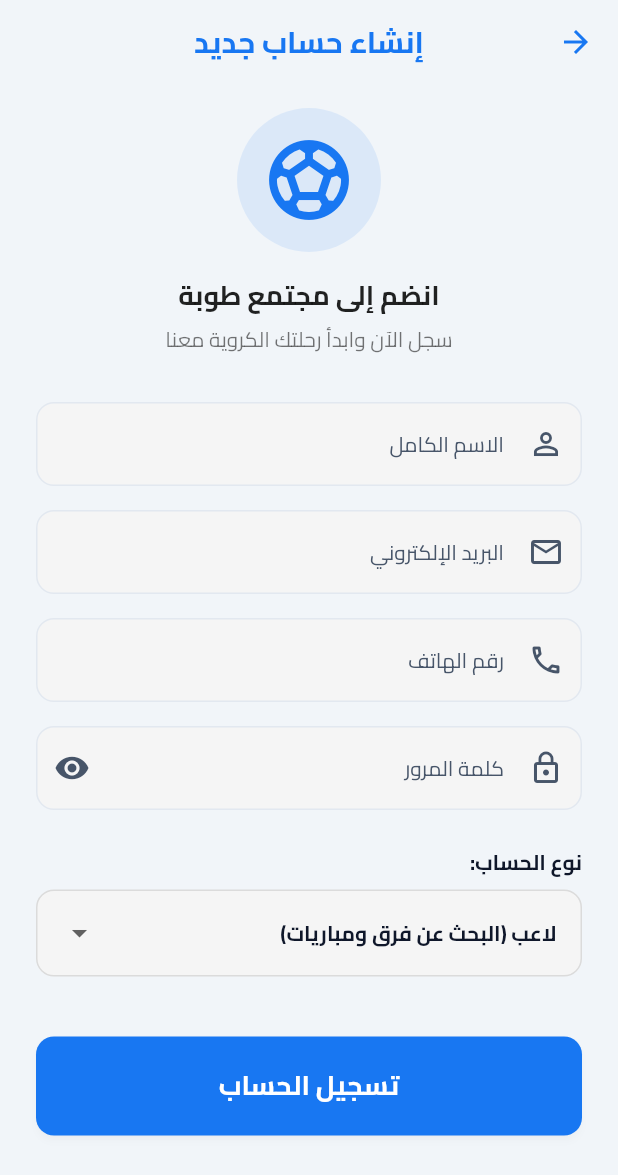
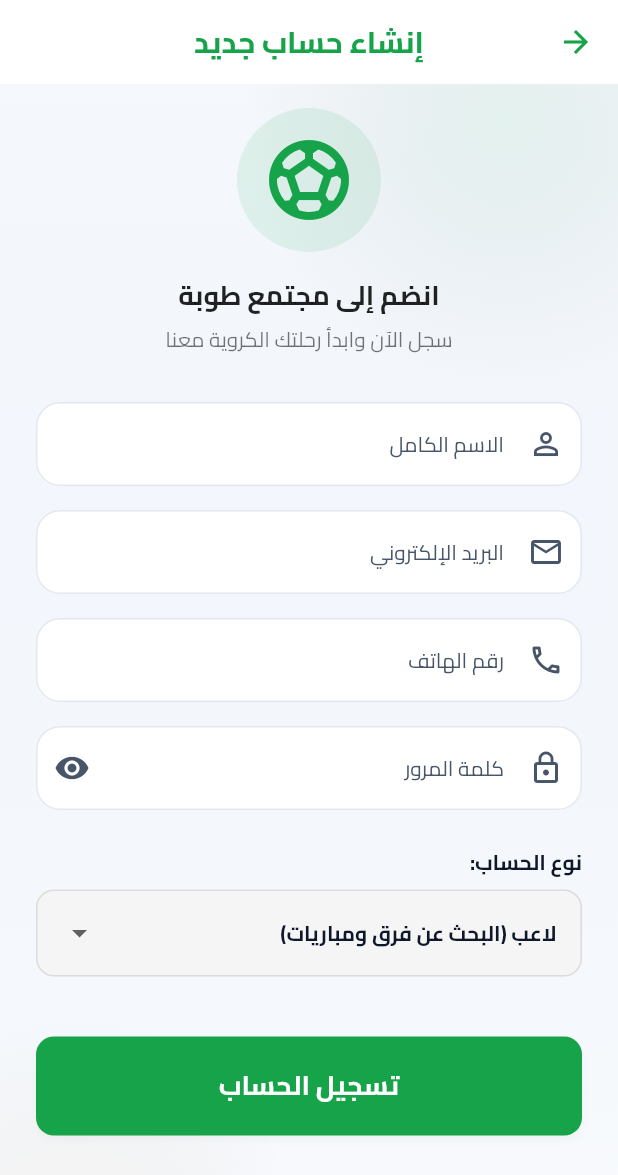
Before and after one commit to Speed3d/touba-app, a Flutter app: the LoginScreen screen opened directly, after a tap on "إنشاء حساب جديد", on a phone screen of 412 x 824 dp. Shown: the top 1175 px of the screen. Run offline on Flutter 3.47's test engine with Material 3 defaults, Android fonts, the phone set to English and light mode, and no system bars; our stand-ins replace cached_network_image, cloud_firestore, cloud_functions, connectivity_plus, equatable, firebase_analytics and 14 more; missing offline and left inert: firebase_app_check; accounts and stored records are empty.

Commit message:
2026_06_30_FootBall_Update

```diff
--- a/lib/app/theme/app_colors.dart
+++ b/lib/app/theme/app_colors.dart
@@ -22,12 +22,13 @@ class AppColors {
 
   //////////////////////////////  اخضر  ///////////////////////////////////
 
-  // الألوان الأساسية - الأزرق المخضر (Primary Teal)
+  // الألوان الأساسية - أخضر الملعب (Primary Green)
   static const Color primaryLight =
-      Color(0xFF1877F2); // أزرق مخضر عميق وحديث (Teal 600)
-  static const Color primaryLightVariant = Color(0xFF0C5EBF); // أزرق مخضر أغمق
+      Color(0xFF16A34A); // أخضر الملعب (Green 600)
+  static const Color primaryLightVariant =
+      Color(0xFF15803D); // أخضر أغمق للحالات النشطة
   static const Color primaryContainer =
-      Color(0xFFE7F0FD); // أزرق مخضر فاتح جداً للخلفيات
+      Color(0xFFDCFCE7); // أخضر فاتح جداً للخلفيات
 
   // اللون الأساسي العام - يُستخدم في Splash Screen والأماكن العامة
   static const Color primary = primaryLight;
@@ -38,18 +39,17 @@ class AppColors {
 
   //////////////////////////////  اخضر  ///////////////////////////////////
   ///
-  // الألوان الثانوية - الأخضر الليموني الحيوي
+  // الألوان الثانوية - ذهبي/كهرماني للبطولات
   static const Color secondaryLight =
-      Color(0xFF84CC16); // أخضر ليموني (Lime 500)
-  static const Color secondaryLightVariant =
-      Color(0xFF65A30D); // ليموني أغمق قليلاً
-  static const Color secondaryContainer = Color(0xFFECFCCB); // ليموني فاتح جداً
+      Color(0xFFD97706); // كهرماني/ذهبي (Amber 600)
+  static const Color secondaryLightVariant = Color(0xFFB45309); // كهرماني أغمق
+  static const Color secondaryContainer =
+      Color(0xFFFEF9C3); // خلفيات للعناصر الذهبية
 
   // ألوان الخلفية - رمادي فاتح نظيف
-  // تم تغيير من F8FAFC إلى F1F5F9 لتحسين التباين وإصلاح مشاكل اللون الأبيض
   static const Color backgroundLight =
-      Color(0xFFF1F5F9); // Slate 100 - أفضل تباين من Slate 50
-  static const Color bgLight = Color(0xFFF1F5F9); // اسم بديل
+      Color(0xFFF8FAFC); // Slate 50 - نظيف وخفيف
+  static const Color bgLight = Color(0xFFF8FAFC); // اسم بديل
   static const Color surfaceLight = Color(0xFFFFFFFF); // أبيض للبطاقات
   static const Color cardLight = Color(0xFFFFFFFF);
 
@@ -99,29 +99,26 @@ class AppColors {
   // ============= Dark Mode Colors =============
 
   //////////////////////////////  اخضر  ///////////////////////////////////
-  // الألوان الأساسية للوضع الليلي - أزرق مخضر ساطع
-  static const Color primaryDark = Color(0xFF4294FF); // Teal 400
-  static const Color primaryDarkVariant = Color(0xFF1877F2);
-  static const Color primaryContainerDark = Color(0xFF0A4A99); // Teal 800
+  // الألوان الأساسية للوضع الليلي - أخضر ساطع
+  static const Color primaryDark = Color(0xFF4ADE80); // Green 400
+  static const Color primaryDarkVariant = Color(0xFF22C55E); // Green 500
+  static const Color primaryContainerDark = Color(0xFF14532D); // Green 900
 
-  // الألوان الثانوية للوضع الليلي - أخضر ليموني نيون
-  static const Color secondaryDark =
-      Color(0xFFA3E635); // Lime 400 (تأثير متوهج)
-  static const Color secondaryDarkVariant = Color(0xFF84CC16);
-  static const Color secondaryContainerDark = Color(0xFF3F6212); // Lime 900
+  // الألوان الثانوية للوضع الليلي - ذهبي ساطع
+  static const Color secondaryDark = Color(0xFFFCD34D); // Amber 300
+  static const Color secondaryDarkVariant = Color(0xFFFBBF24); // Amber 400
+  static const Color secondaryContainerDark = Color(0xFF78350F); // Amber 900
 
-  // ألوان الخلفية للوضع الليلي - أسود داكن جداً (Darker Canvas)
-  static const Color backgroundDark =
-      Color(0xFF09090B); // Zinc 950 (أسود حقيقي تقريباً)
-  static const Color bgDark = Color(0xFF09090B);
-  static const Color surfaceDark =
-      Color(0xFF18181B); // Zinc 900 (أفتح قليلاً للبطاقات)
-  static const Color cardDark = Color(0xFF18181B);
+  // ألوان الخلفية للوضع الليلي - رمادي داكن دافئ (لون ليل الملعب)
+  static const Color backgroundDark = Color(0xFF0C1117);
+  static const Color bgDark = Color(0xFF0C1117);
+  static const Color surfaceDark = Color(0xFF161D27); // طبقة كروت تعلو الخلفية
+  static const Color cardDark = Color(0xFF161D27);
 
   // لون الكارت في الوضع الكلاسيكي الداكن
-  static const Color cardDarkClassic = Color(0xFF18181B);
-  // لون حدود الكارت في الوضع الكلاسيكي الداكن
-  static const Color cardBorderDarkClassic = Color(0xFF27272A);
+  static const Color cardDarkClassic = Color(0xFF161D27);
+  // لون حدود الكارت في الوضع الكلاسيكي الداكن و الكروت المرتفعة
+  static const Color cardBorderDarkClassic = Color(0xFF1E2A38);
 
   // ============= ألوان الوضع الزجاجي الداكن (Dark Glass Mode) =============
   // لون الكارت في الوضع الزجاجي الداكن - رمادي داكن شفاف
@@ -135,16 +132,14 @@ class AppColors {
   static const Color glassOverlayDark = Color(0xFF1E293B);
 
   // ألوان النص للوضع الليلي
-  static const Color textPrimaryDark = Color(0xFFF1F5F9); // Slate 100
-  // تلميح: تم تفتيح الألوان الثانوية للوضع الليلي لضمان التباين العالي وعدم الجهد في القراءة
-  static const Color textSecondaryDark =
-      Color(0xFFE2E8F0); // Slate 200 - لون فضي أنيق للنصوص الثانوية
-  static const Color textHintDark =
-      Color(0xFFCBD5E1); // Slate 300 - لون رمادي فاتح مريح للتلميحات والأيقونات
+  static const Color textPrimaryDark =
+      Color(0xFFF0F6FF); // أبيض مطفي لراحة العين
+  static const Color textSecondaryDark = Color(0xFF94A3B8); // رمادي فضي
+  static const Color textHintDark = Color(0xFF64748B); // Slate 500
 
   // ألوان الحدود للوضع الليلي
-  static const Color borderDark = Color(0xFF334155); // Slate 700
-  static const Color dividerDark = Color(0xFF334155);
+  static const Color borderDark = Color(0xFF1E2A38);
+  static const Color dividerDark = Color(0xFF1E2A38);
 
   // ============= Special Colors =============
   // ألوان التدرج للوضع النهاري - من البنفسجي الفاتح إلى الوردي
@@ -152,16 +147,17 @@ class AppColors {
   // الترتيب: بنفسجي فاتح جداً (أعلى) ← بنفسجي متوسط (وسط) ← وردي فاتح (أسفل)
 
   //////////////////////////////  اخضر  ///////////////////////////////////
+  // التدرجات لم تعد مستخدمة بكثرة، لكن سنحدثها لتتناسب مع درجات الأخضر
   static const List<Color> gradientLight = [
-    Color(0xFFE7F0FD), // Teal 50 - أزرق مخضر فاتح جداً (أعلى)
-    Color(0xFFBBD4F9), // Teal 200 - أزرق مخضر متوسط (وسط)
-    Color(0xFF8CB8F5), // Emerald 200 - أخضر نعناعي فاتح (أسفل) - بدون صفراء
+    Color(0xFFDCFCE7), // Green 50 (أعلى)
+    Color(0xFF86EFAC), // Green 300 (وسط)
+    Color(0xFF4ADE80), // Green 400 (أسفل)
   ];
 
-  // تدرج الوضع الليلي - تدرج أخضر داكن مرئي
+  // تدرج الوضع الليلي - تدرج رمادي وأخضر داكن
   static const List<Color> gradientDark = [
-    Color(0xFF052B5C), // Emerald 900 - أخضر داكن مرئي (أعلى)
-    Color(0xFF031A38), // Teal 950 - أزرق مخضر داكن (أسفل)
+    Color(0xFF14532D), // Green 900 (أعلى)
+    Color(0xFF0C1117), // رمادي دافئ داكن (أسفل)
   ];
 
   // ألوان الظل
@@ -193,24 +189,21 @@ class AppColors {
 
   // لون التمييز الخاص - الدوائر الخضراء في التصميم
 
-  //////////////////////////////  اخضر  ///////////////////////////////////
-  // لون التمييز الخاص - استبدال الدوائر الخضراء
+  // لون التمييز الخاص
   static const Color accentPurple = Color(
-      0xFF1877F2); // تم تغيير القيمة للأزرق المخضر مع إبقاء الاسم القديم لتجنب أخطاء الكود
-  static const Color accentPurpleLight = Color(0xFFBBD4F9);
+      0xFF16A34A); // تم الإبقاء على الاسم برمجياً لمنع الأخطاء، لكن اللون الآن أخضر الملعب
+  static const Color accentPurpleLight = Color(0xFF86EFAC);
 
   // ============= Bottom Navigation Colors =============
 
   // ألوان شريط التنقل السفلي
-  static const Color bottomNavBackground =
-      Color(0xFFF3F4F6); // رمادي فاتح متناسق مع الخلفية
-  static const Color bottomNavBackgroundDark =
-      Color(0xFF1E293B); // Surface Dark
+  static const Color bottomNavBackground = Color(0xFFFFFFFF); // أبيض صافي
+  static const Color bottomNavBackgroundDark = Color(0xFF161D27); // طبقة علوية
 
   static const Color bottomNavSelected = primaryLight;
   static const Color bottomNavSelectedDark = primaryDark;
-  static const Color bottomNavUnselected = Color(0xFF9CA3AF); // رمادي متوسط
-  static const Color bottomNavUnselectedDark = Color(0xFF64748B); // Slate 500
+  static const Color bottomNavUnselected = Color(0xFF94A3B8); // Slate 400
+  static const Color bottomNavUnselectedDark = Color(0xFF475569); // Slate 600
 
   // ============= Helper Methods =============
 
--- a/lib/app/theme/app_theme.dart
+++ b/lib/app/theme/app_theme.dart
@@ -104,7 +104,7 @@ class AppTheme {
     final cardElevation =
         isGlass ? DesignTokens.elevationNone : DesignTokens.elevationSmall;
     final buttonRadius =
-        isGlass ? DesignTokens.radiusLarge : DesignTokens.radiusMedium;
+        isGlass ? DesignTokens.radiusMedium : DesignTokens.radiusSmall;
 
     return ThemeData(
       useMaterial3: true,
@@ -459,7 +459,7 @@ class AppTheme {
     final cardElevation =
         isGlass ? DesignTokens.elevationNone : DesignTokens.elevationSmall;
     final buttonRadius =
-        isGlass ? DesignTokens.radiusLarge : DesignTokens.radiusMedium;
+        isGlass ? DesignTokens.radiusMedium : DesignTokens.radiusSmall;
 
     return ThemeData(
       useMaterial3: true,
--- a/lib/app/theme/design_tokens.dart
+++ b/lib/app/theme/design_tokens.dart
@@ -39,11 +39,11 @@ class DesignTokens {
   ///  زوايا صغيرة - للعناصر الصغيرة مثل Chips و Tags
   static const double radiusXSmall = 4.0;
 
-  ///  زوايا صغيرة - للأزرار الصغيرة وحقول الإدخال
-  static const double radiusSmall = 8.0;
+  ///  زوايا صغيرة - للأزرار والحقول (12px بدلاً من 8px)
+  static const double radiusSmall = 12.0;
 
-  ///  زوايا متوسطة - للكروت في الوضع Classic
-  static const double radiusMedium = 12.0;
+  ///  زوايا متوسطة - للكروت العادية والأزرار الكبيرة
+  static const double radiusMedium = 16.0;
 
   ///  زوايا كبيرة - للكروت في الوضع Glass
   static const double radiusLarge = 16.0;
--- a/lib/presentation/screens/auth/login_screen.dart
+++ b/lib/presentation/screens/auth/login_screen.dart
@@ -5,6 +5,7 @@ import '../../cubits/auth/auth_state.dart';
 import 'register_screen.dart';
 import 'forgot_password_screen.dart';
 import '../../../app/router/tooba_route.dart';
+import '../../widgets/core/decorated_background.dart';
 
 class LoginScreen extends StatefulWidget {
   const LoginScreen({super.key});
@@ -41,8 +42,9 @@ class _LoginScreenState extends State<LoginScreen> {
     final isDark = theme.brightness == Brightness.dark;
 
     return Scaffold(
-      backgroundColor: theme.scaffoldBackgroundColor,
-      body: SafeArea(
+      backgroundColor: Colors.transparent,
+      body: DecoratedBackground(
+        showOrbs: true,
         child: Center(
           child: SingleChildScrollView(
             padding: const EdgeInsets.all(24.0),
@@ -84,11 +86,6 @@ class _LoginScreenState extends State<LoginScreen> {
                     decoration: InputDecoration(
                       labelText: 'البريد الإلكتروني',
                       prefixIcon: const Icon(Icons.email_outlined),
-                      border: OutlineInputBorder(
-                        borderRadius: BorderRadius.circular(12),
-                      ),
-                      filled: true,
-                      fillColor: isDark ? Colors.grey[900] : Colors.grey[100],
                     ),
                     validator: (value) {
                       if (value == null || value.isEmpty) {
@@ -111,7 +108,9 @@ class _LoginScreenState extends State<LoginScreen> {
                       prefixIcon: const Icon(Icons.lock_outline),
                       suffixIcon: IconButton(
                         icon: Icon(
-                          _obscurePassword ? Icons.visibility : Icons.visibility_off,
+                          _obscurePassword
+                              ? Icons.visibility
+                              : Icons.visibility_off,
                         ),
                         onPressed: () {
                           setState(() {
@@ -167,7 +166,8 @@ class _LoginScreenState extends State<LoginScreen> {
                         ),
                         child: const Text(
                           'تسجيل الدخول',
-                          style: TextStyle(fontSize: 16, fontWeight: FontWeight.bold),
+                          style: TextStyle(
+                              fontSize: 16, fontWeight: FontWeight.bold),
                         ),
                       );
                     },
--- a/lib/presentation/screens/auth/register_screen.dart
+++ b/lib/presentation/screens/auth/register_screen.dart
@@ -3,6 +3,7 @@ import 'package:flutter_bloc/flutter_bloc.dart';
 import '../../cubits/auth/auth_cubit.dart';
 import '../../cubits/auth/auth_state.dart';
 import '../../../core/utils/tooba_snack_bar.dart';
+import '../../widgets/core/decorated_background.dart';
 
 class RegisterScreen extends StatefulWidget {
   const RegisterScreen({super.key});
@@ -50,7 +51,7 @@ class _RegisterScreenState extends State<RegisterScreen> {
     final appBarTextColor = isDark ? Colors.white : theme.colorScheme.primary;
 
     return Scaffold(
-      backgroundColor: theme.scaffoldBackgroundColor,
+      backgroundColor: Colors.transparent,
       appBar: AppBar(
         title: Text(
           'إنشاء حساب جديد',
@@ -64,7 +65,8 @@ class _RegisterScreenState extends State<RegisterScreen> {
         iconTheme: IconThemeData(color: appBarTextColor),
         centerTitle: true,
       ),
-      body: SafeArea(
+      body: DecoratedBackground(
+        showOrbs: true,
         child: SingleChildScrollView(
           padding: const EdgeInsets.symmetric(horizontal: 24.0, vertical: 16.0),
           child: Form(
@@ -109,14 +111,9 @@ class _RegisterScreenState extends State<RegisterScreen> {
                 // Name Field
                 TextFormField(
                   controller: _nameController,
-                  decoration: InputDecoration(
+                  decoration: const InputDecoration(
                     labelText: 'الاسم الكامل',
-                    prefixIcon: const Icon(Icons.person_outline),
-                    border: OutlineInputBorder(
-                      borderRadius: BorderRadius.circular(12),
-                    ),
-                    filled: true,
-                    fillColor: isDark ? Colors.grey[900] : Colors.grey[100],
+                    prefixIcon: Icon(Icons.person_outline),
                   ),
                   validator: (value) {
                     if (value == null || value.isEmpty) {
@@ -131,14 +128,9 @@ class _RegisterScreenState extends State<RegisterScreen> {
                 TextFormField(
                   controller: _emailController,
                   keyboardType: TextInputType.emailAddress,
-                  decoration: InputDecoration(
+                  decoration: const InputDecoration(
                     labelText: 'البريد الإلكتروني',
-                    prefixIcon: const Icon(Icons.email_outlined),
-                    border: OutlineInputBorder(
-                      borderRadius: BorderRadius.circular(12),
-                    ),
-                    filled: true,
-                    fillColor: isDark ? Colors.grey[900] : Colors.grey[100],
+                    prefixIcon: Icon(Icons.email_outlined),
                   ),
                   validator: (value) {
                     if (value == null || value.isEmpty) {
@@ -156,14 +148,9 @@ class _RegisterScreenState extends State<RegisterScreen> {
                 TextFormField(
                   controller: _phoneController,
                   keyboardType: TextInputType.phone,
-                  decoration: InputDecoration(
+                  decoration: const InputDecoration(
                     labelText: 'رقم الهاتف',
-                    prefixIcon: const Icon(Icons.phone_outlined),
-                    border: OutlineInputBorder(
-                      borderRadius: BorderRadius.circular(12),
-                    ),
-                    filled: true,
-                    fillColor: isDark ? Colors.grey[900] : Colors.grey[100],
+                    prefixIcon: Icon(Icons.phone_outlined),
                   ),
                   validator: (value) {
                     if (value == null || value.isEmpty) {
@@ -186,7 +173,9 @@ class _RegisterScreenState extends State<RegisterScreen> {
                     prefixIcon: const Icon(Icons.lock_outline),
                     suffixIcon: IconButton(
                       icon: Icon(
-                        _obscurePassword ? Icons.visibility : Icons.visibility_off,
+                        _obscurePassword
+                            ? Icons.visibility
+                            : Icons.visibility_off,
                       ),
                       onPressed: () {
                         setState(() {
@@ -194,11 +183,6 @@ class _RegisterScreenState extends State<RegisterScreen> {
                         });
                       },
                     ),
-                    border: OutlineInputBorder(
-                      borderRadius: BorderRadius.circular(12),
-                    ),
-                    filled: true,
-                    fillColor: isDark ? Colors.grey[900] : Colors.grey[100],
                   ),
                   validator: (value) {
                     if (value == null || value.isEmpty) {
@@ -228,7 +212,8 @@ class _RegisterScreenState extends State<RegisterScreen> {
                       color: Colors.grey.withValues(alpha: 0.3),
                     ),
                   ),
-                  padding: const EdgeInsets.symmetric(horizontal: 16, vertical: 4),
+                  padding:
+                      const EdgeInsets.symmetric(horizontal: 16, vertical: 4),
                   child: DropdownButtonHideUnderline(
                     child: DropdownButton<String>(
                       value: _selectedRole,
@@ -288,7 +273,8 @@ class _RegisterScreenState extends State<RegisterScreen> {
                       ),
                       child: const Text(
                         'تسجيل الحساب',
-                        style: TextStyle(fontSize: 18, fontWeight: FontWeight.bold),
+                        style: TextStyle(
+                            fontSize: 18, fontWeight: FontWeight.bold),
                       ),
                     );
                   },
--- a/lib/presentation/screens/main/main_screen.dart
+++ b/lib/presentation/screens/main/main_screen.dart
@@ -8,6 +8,7 @@ import '../home/home_screen.dart';
 import '../teams/teams_screen.dart';
 import '../chat/chats_list_screen.dart';
 import '../settings/settings_screen.dart';
+import '../../widgets/core/decorated_background.dart';
 
 /// 📝 HINT AR: الشاشة الجذر بشريط تنقّل سفلي «عائم» بـ4 أزرار:
 /// الرئيسية / الفريق / المحادثات / الإعدادات.
@@ -44,7 +45,11 @@ class _MainScreenState extends State<MainScreen> {
     final uid = st is AuthAuthenticated ? st.user.id : null;
 
     return Scaffold(
-      body: IndexedStack(index: _currentIndex, children: _pages),
+      backgroundColor: Colors.transparent,
+      body: DecoratedBackground(
+        showOrbs: _currentIndex == 0, // اظهر الدوائر فقط في الرئيسية
+        child: IndexedStack(index: _currentIndex, children: _pages),
+      ),
       bottomNavigationBar: uid == null
           ? _nav(const {})
           : StreamBuilder<int>(
--- a/lib/presentation/screens/splash/splash_screen.dart
+++ b/lib/presentation/screens/splash/splash_screen.dart
@@ -2,6 +2,7 @@ import 'package:flutter/material.dart';
 import '../../../data/services/preferences_service.dart';
 import '../auth/auth_wrapper.dart';
 import '../onboarding/onboarding_screen.dart';
+import '../../widgets/core/decorated_background.dart';
 
 /// 📝 HINT AR: شاشة البداية — شعار متحرّك ثم توجيه: إن لم تُعرض شاشات التعريف
 /// من قبل → Onboarding، وإلا → AuthWrapper (الذي يقرّر الدخول/الرئيسية).
@@ -58,8 +59,10 @@ class _SplashScreenState extends State<SplashScreen>
   Widget build(BuildContext context) {
     final theme = Theme.of(context);
     return Scaffold(
-      backgroundColor: theme.colorScheme.primary,
-      body: Center(
+      backgroundColor: Colors.transparent,
+      body: DecoratedBackground(
+        showOrbs: true,
+        child: Center(
           child: FadeTransition(
             opacity: _fade,
             child: ScaleTransition(
@@ -88,17 +91,20 @@ class _SplashScreenState extends State<SplashScreen>
                   const Text(
                     'طوبة',
                     style: TextStyle(
-                    color: Colors.white,
                       fontSize: 34,
                       fontWeight: FontWeight.bold,
                     ),
                   ),
                   const SizedBox(height: 8),
-                const Text(
+                  Text(
                     'منصة كرة القدم الشعبية',
-                  style: TextStyle(color: Colors.white70, fontSize: 15),
+                    style: TextStyle(
+                      color: theme.colorScheme.onSurfaceVariant,
+                      fontSize: 15,
+                    ),
                   ),
                 ],
+              ),
             ),
           ),
         ),
--- /dev/null
+++ b/lib/presentation/widgets/core/decorated_background.dart
@@ -0,0 +1,103 @@
+import 'package:flutter/material.dart';
+import '../../../../app/theme/app_colors.dart';
+
+/// ويدجت الخلفية المزخرفة الموحدة لتطبيق طوبة (الھوية الجديدة)
+/// يعرض خلفية رياضية أنيقة مع دوائر مضيئة ضبابية (Blurred Orbs)
+/// في الزوايا العلوية والسفلية.
+class DecoratedBackground extends StatelessWidget {
+  final Widget child;
+  final bool showOrbs;
+
+  const DecoratedBackground({
+    super.key,
+    required this.child,
+    this.showOrbs = true, // افتراضياً تظهر الدوائر
+  });
+
+  @override
+  Widget build(BuildContext context) {
+    final isDark = Theme.of(context).brightness == Brightness.dark;
+
+    // الألوان
+    final bgColor = AppColors.getBackground(isDark);
+
+    return Container(
+      color: bgColor,
+      child: Stack(
+        fit: StackFit.expand,
+        children: [
+          // الخلفية الأساسية - لون صافي + تدرج خفي
+          Positioned.fill(
+            child: DecoratedBox(
+              decoration: BoxDecoration(
+                gradient: LinearGradient(
+                  begin: Alignment.topCenter,
+                  end: Alignment.bottomCenter,
+                  colors: [
+                    isDark
+                        ? const Color(0xFF14532D)
+                            .withValues(alpha: 0.1) // أخضر داكن شفاف بالأعلى
+                        : const Color(0xFFE7F0FD)
+                            .withValues(alpha: 0.2), // أخضر/أزرق فاتح جداً
+                    bgColor,
+                  ],
+                ),
+              ),
+            ),
+          ),
+
+          // الدوائر الزخرفية (تظهر فقط إذا كان showOrbs=true)
+          if (showOrbs) ...[
+            // دائرة علوية (لون أساسي)
+            Positioned(
+              top: -150,
+              right: -100,
+              child: Container(
+                width: 350,
+                height: 350,
+                decoration: BoxDecoration(
+                  shape: BoxShape.circle,
+                  gradient: RadialGradient(
+                    colors: [
+                      AppColors.primaryLight
+                          .withValues(alpha: isDark ? 0.12 : 0.08),
+                      Colors.transparent,
+                    ],
+                  ),
+                ),
+              ),
+            ),
+
+            // دائرة سفلية (لون ثانوي - ذهبي)
+            Positioned(
+              bottom: -150,
+              left: -100,
+              child: Container(
+                width: 300,
+                height: 300,
+                decoration: BoxDecoration(
+                  shape: BoxShape.circle,
+                  gradient: RadialGradient(
+                    colors: [
+                      AppColors.secondaryLight
+                          .withValues(alpha: isDark ? 0.08 : 0.05),
+                      Colors.transparent,
+                    ],
+                  ),
+                ),
+              ),
+            ),
+          ],
+
+          // المحتوى الداخلي مع SafeArea
+          // طلب المالك: جميع الشاشات تكون داخل SafeArea لمنع اصطدام الأزرار بالشريط السفلي/العلوي
+          SafeArea(
+            bottom: true,
+            top: true,
+            child: child,
+          ),
+        ],
+      ),
+    );
+  }
+}
```
Also changed, not shown: pubspec.lock, 1 other file. Lines whose indentation alone changed are shown as unchanged.
